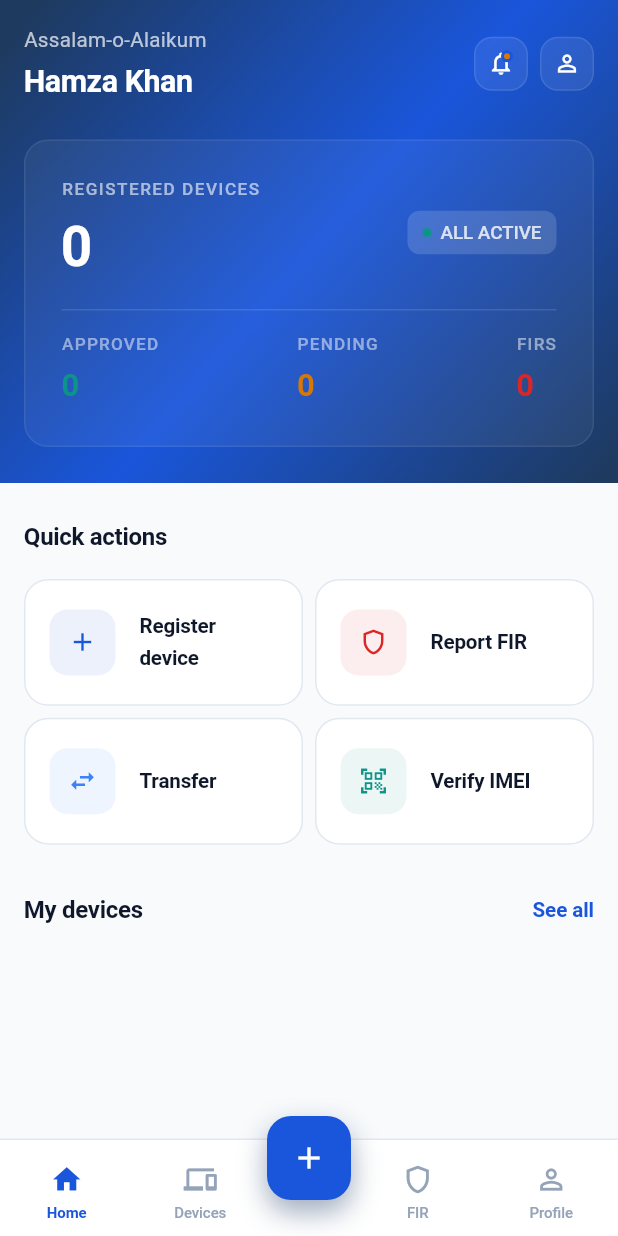
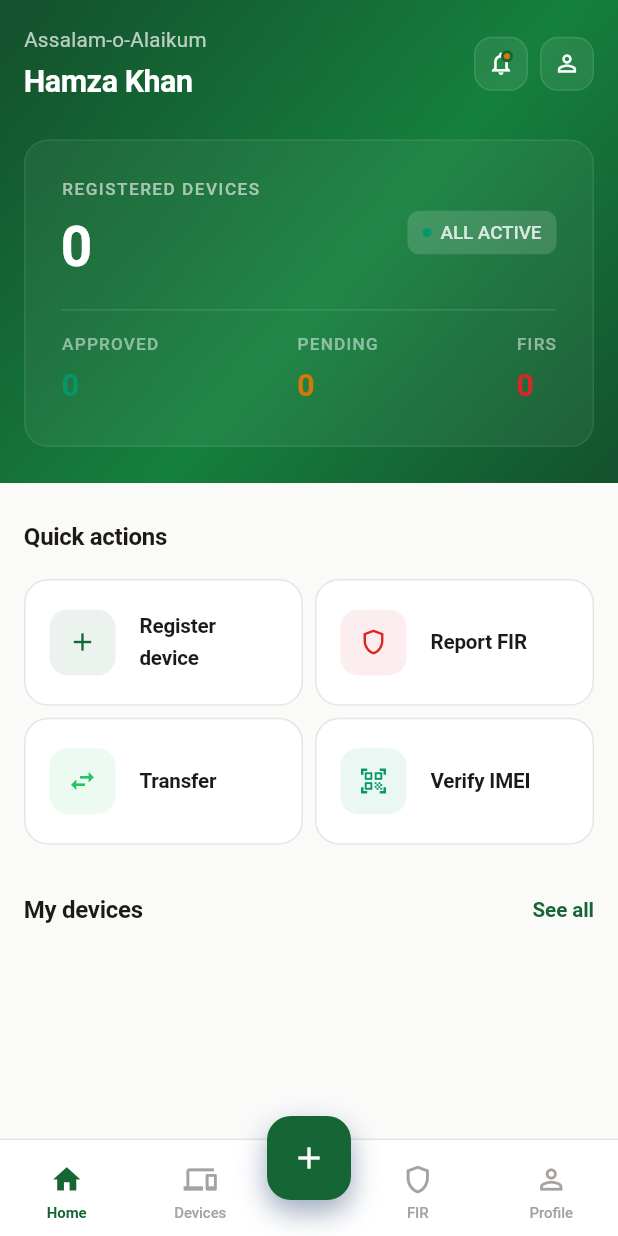
Before and after one commit to mun33b-exe/eDRMP, a Flutter app: the AppShellPage screen opened by its route, on a phone screen of 412 x 824 dp. Run offline on Flutter 3.47's test engine with Material 3 defaults, Android fonts, the phone set to English and light mode, and no system bars; our stand-ins replace connectivity_plus, firebase_core, firebase_messaging, flutter_riverpod, go_router, google_maps_flutter and 5 more; missing offline and left inert: mobile_scanner; accounts and stored records are empty.

Commit message:
redesign: Forest Green / Sage color palette
- Replace navy blue primary (#1A56DB) with forest green (#166534)
- Replace cold slate neutrals with warm stone tones (#FAFAF9, #1C1917, #57534E)
- Dark theme uses warm near-black (#0C0A09) with stone borders (#44403C)
- Dashboard hero gradient now deep forest green
- Success color updated to emerald (#059669)
- All accessibility ratios maintained at AA or better
- Zero hardcoded colors outside colors.dart

```diff
--- a/lib/features/dashboard/presentation/dashboard_page.dart
+++ b/lib/features/dashboard/presentation/dashboard_page.dart
@@ -129,10 +129,10 @@
         gradient: LinearGradient(
           begin: Alignment(-1, -0.8),
           end: Alignment(0.8, 1.2),
-          stops: [0.0, 0.5, 1.0],
+          stops: [0.0, 0.55, 1.0],
           colors: [
             AppColors.primaryDark,
-            AppColors.primary,
+            AppColors.primaryMid,
             AppColors.primaryDark,
           ],
         ),
--- a/lib/theme/colors.dart
+++ b/lib/theme/colors.dart
@@ -1,50 +1,53 @@
 // =============================================================
 // eDRMP — colors.dart
 // Electronic Device Registration & Monitoring Portal (Pakistan)
-// Design.md Section 2.1 — Core Design System Color Palette
+// Design System — Forest Green / Sage Palette
 // =============================================================
 
 import 'package:flutter/material.dart';
 
-/// AppColors — Design.md Section 2.1 Color Palette
+/// AppColors — Forest Green / Warm Sage Palette
 ///
-/// Primary: Blue (#0066CC) — Trust & Authority
-/// Secondary: Green (#10B981) — Success & Verification
-/// Alert: Red (#EF4444) — Warnings & Rejections
-/// Warning: Orange (#F97316) — Pending & In-Progress
-/// Neutral: Grays — UI Foundation
+/// Primary: Forest Green (#166534) — Trust, Authority, Growth
+/// Secondary: Sage (#4ADE80) — Success & Verification
+/// Alert: Warm Red (#DC2626) — Warnings & Rejections
+/// Warning: Amber (#D97706) — Pending & In-Progress
+/// Neutral: Warm Stone — UI Foundation (cream-tinted grays)
 class AppColors {
   AppColors._();
 
   // -------------------------------------------------------------
-  // PRIMARY COLORS — Brand Blue (Trust & Authority)
+  // PRIMARY COLORS — Forest Green (Trust & Authority)
   // -------------------------------------------------------------
-  /// Primary Brand Blue — AppBar, primary buttons, active states
-  static const Color primary = Color(0xFF1A56DB);
+  /// Primary Forest Green — AppBar, primary buttons, active states
+  static const Color primary = Color(0xFF166534);
 
-  /// Darker primary — Pressed state, darker mode primary
-  static const Color primaryDark = Color(0xFF1E3A5F);
+  /// Darker primary — Pressed state, hero backgrounds
+  static const Color primaryDark = Color(0xFF14532D);
 
-  /// Accent primary — Slightly softer for secondary highlights
-  static const Color primaryAccent = Color(0xFF3B82F6);
+  /// Accent primary — Lighter green for secondary highlights
+  static const Color primaryAccent = Color(0xFF22C55E);
 
-  /// Soft primary background — Light blue surfaces
-  static const Color primarySoft = Color(0xFFEFF6FF);
+  /// Mid-tone primary — Hero gradient mid-point
+  static const Color primaryMid = Color(0xFF15803D);
+
+  /// Soft primary background — Very light sage wash
+  static const Color primarySoft = Color(0xFFF0FDF4);
 
   // -------------------------------------------------------------
-  // SECONDARY COLORS — Green (Success & Verification)
+  // SECONDARY COLORS — Emerald (Success & Verification)
   // -------------------------------------------------------------
-  /// Success green — Approval states, checkmarks, verified badges
-  static const Color success = Color(0xFF0D9488);
+  /// Success emerald — Approval states, checkmarks, verified badges
+  static const Color success = Color(0xFF059669);
 
-  /// Darker success — Pressed state, darker backgrounds
-  static const Color successDark = Color(0xFF0F766E);
+  /// Darker success — Pressed state
+  static const Color successDark = Color(0xFF047857);
 
   /// Soft success background
-  static const Color successSoft = Color(0xFFF0FDFA);
+  static const Color successSoft = Color(0xFFECFDF5);
 
   // -------------------------------------------------------------
-  // ALERT COLORS — Red (Warnings & Rejections)
+  // ALERT COLORS — Warm Red (Warnings & Rejections)
   // -------------------------------------------------------------
   /// Error red — Errors, warnings, rejection states
   static const Color error = Color(0xFFDC2626);
@@ -56,9 +59,9 @@
   static const Color errorSoft = Color(0xFFFEF2F2);
 
   // -------------------------------------------------------------
-  // WARNING COLORS — Orange (Pending & In-Progress)
+  // WARNING COLORS — Amber (Pending & In-Progress)
   // -------------------------------------------------------------
-  /// Warning orange — Pending status, in-progress indicators
+  /// Warning amber — Pending status, in-progress indicators
   static const Color warning = Color(0xFFD97706);
 
   /// Darker warning — Pressed state
@@ -68,64 +71,64 @@
   static const Color warningSoft = Color(0xFFFFFBEB);
 
   // -------------------------------------------------------------
-  // NEUTRAL GRAY — UI Foundation (Light Theme)
+  // NEUTRAL STONE — Warm UI Foundation (Light Theme)
   // -------------------------------------------------------------
-  /// Page backgrounds, light surfaces
-  static const Color background = Color(0xFFF8FAFC);
+  /// Page backgrounds — warm off-white
+  static const Color background = Color(0xFFFAFAF9);
 
-  /// Cards, elevated surfaces
+  /// Cards, elevated surfaces — pure white
   static const Color surface = Color(0xFFFFFFFF);
 
   /// Card background
   static const Color card = Color(0xFFFFFFFF);
 
-  /// Input field backgrounds
-  static const Color inputFill = Color(0xFFF8FAFC);
+  /// Input field backgrounds — warm stone
+  static const Color inputFill = Color(0xFFFAFAF9);
 
-  /// Body text, primary labels
-  static const Color textPrimary = Color(0xFF0F172A);
+  /// Body text — warm charcoal
+  static const Color textPrimary = Color(0xFF1C1917);
 
-  /// Secondary labels, hints, timestamps
-  static const Color textSecondary = Color(0xFF475569);
+  /// Secondary labels — warm gray
+  static const Color textSecondary = Color(0xFF57534E);
 
-  /// Disabled states, very light labels
-  static const Color textTertiary = Color(0xFF94A3B8);
+  /// Disabled states — stone
+  static const Color textTertiary = Color(0xFFA8A29E);
 
   /// White text — for dark backgrounds
   static const Color textInverse = Color(0xFFFFFFFF);
 
-  /// Subtle dividers, input borders
-  static const Color border = Color(0xFFE2E8F0);
+  /// Subtle dividers, input borders — warm stone
+  static const Color border = Color(0xFFE7E5E4);
 
-  /// More prominent borders, focused inputs
-  static const Color borderStrong = Color(0xFFCBD5E1);
+  /// More prominent borders
+  static const Color borderStrong = Color(0xFFD6D3D1);
 
   /// Divider color
-  static const Color divider = Color(0xFFE2E8F0);
+  static const Color divider = Color(0xFFE7E5E4);
 
   // -------------------------------------------------------------
-  // DARK THEME — Surfaces & Structure
+  // DARK THEME — Surfaces & Structure (warm dark)
   // -------------------------------------------------------------
-  /// Page background (dark)
-  static const Color darkBackground = Color(0xFF0C1222);
+  /// Page background (dark) — warm near-black
+  static const Color darkBackground = Color(0xFF0C0A09);
 
   /// Cards, elevated surfaces (dark)
-  static const Color darkSurface = Color(0xFF162032);
+  static const Color darkSurface = Color(0xFF1C1917);
 
   /// Higher elevation surfaces (dark)
-  static const Color darkSurfaceElevated = Color(0xFF1E2D45);
+  static const Color darkSurfaceElevated = Color(0xFF292524);
 
   /// Primary text on dark
-  static const Color darkTextPrimary = Color(0xFFE2E8F0);
+  static const Color darkTextPrimary = Color(0xFFFAFAF9);
 
   /// Secondary text on dark
-  static const Color darkTextSecondary = Color(0xFF94A3B8);
+  static const Color darkTextSecondary = Color(0xFFA8A29E);
 
   /// Tertiary text on dark
-  static const Color darkTextTertiary = Color(0xFF64748B);
+  static const Color darkTextTertiary = Color(0xFF78716C);
 
-  /// Borders on dark
-  static const Color darkBorder = Color(0xFF2D3F56);
+  /// Borders on dark — warm stone
+  static const Color darkBorder = Color(0xFF44403C);
 
   // -------------------------------------------------------------
   // DOMAIN STATUS — eDRMP Application/Device States
@@ -134,25 +137,25 @@
   static const Color pending = Color(0xFFD97706);
 
   /// Approved status — emerald
-  static const Color approved = Color(0xFF0D9488);
+  static const Color approved = Color(0xFF059669);
 
   /// Rejected status — red
   static const Color rejected = Color(0xFFDC2626);
 
   /// Verified status — teal
-  static const Color verified = Color(0xFF0E7490);
+  static const Color verified = Color(0xFF0D9488);
 
   /// Blocked status — deep red
   static const Color blocked = Color(0xFF991B1B);
 
   /// Active status — alias of approved
-  static const Color active = Color(0xFF0D9488);
+  static const Color active = Color(0xFF059669);
 
   // Soft/tint variants for badge backgrounds
   static const Color pendingBg = Color(0xFFFFFBEB);
-  static const Color approvedBg = Color(0xFFF0FDFA);
+  static const Color approvedBg = Color(0xFFECFDF5);
   static const Color rejectedBg = Color(0xFFFEF2F2);
-  static const Color verifiedBg = Color(0xFFECFDF5);
+  static const Color verifiedBg = Color(0xFFF0FDFA);
   static const Color blockedBg = Color(0xFFFEF2F2);
 
   // -------------------------------------------------------------
@@ -161,7 +164,7 @@
   static const Color buttonPrimary = primary;
   static const Color buttonPrimaryPressed = primaryDark;
   static const Color buttonSecondary = surface;
-  static const Color buttonDisabled = Color(0xFFE5E7EB);
+  static const Color buttonDisabled = Color(0xFFD6D3D1);
   static const Color buttonDanger = error;
   static const Color buttonSuccess = success;
   static const Color buttonTextLight = Color(0xFFFFFFFF);
@@ -189,45 +192,46 @@
   static const Color darkTimelineLine = darkBorder;
   static const Color timelineDone = success;
   static const Color timelineActive = primary;
-  static const Color timelinePending = Color(0xFF94A3B8);
+  static const Color timelinePending = Color(0xFFA8A29E);
   static const Color timelineRejected = rejected;
 
   // -------------------------------------------------------------
   // SHADOWS & ELEVATION
   // -------------------------------------------------------------
-  /// Elevation 1 shadow color — blue-tinted for depth
-  static const Color shadowLight = Color(0x0A0F172A);
+  /// Elevation 1 — warm shadow
+  static const Color shadowLight = Color(0x0A1C1917);
 
-  /// Elevation 2 shadow color — blue-tinted for depth
-  static const Color shadowMedium = Color(0x140F172A);
+  /// Elevation 2 — warm shadow
+  static const Color shadowMedium = Color(0x141C1917);
 
-  /// Elevation 3 shadow color — blue-tinted for depth
-  static const Color shadowHeavy = Color(0x1F0F172A);
+  /// Elevation 3 — warm shadow
+  static const Color shadowHeavy = Color(0x1F1C1917);
 
   // -------------------------------------------------------------
   // SKELETON / SHIMMER
   // -------------------------------------------------------------
-  static const Color shimmerBase = Color(0xFFE2E8F0);
-  static const Color shimmerHighlight = Color(0xFFF1F5F9);
-  static const Color darkShimmerBase = Color(0xFF1E2D45);
-  static const Color darkShimmerHighlight = Color(0xFF2D3F56);
+  static const Color shimmerBase = Color(0xFFE7E5E4);
+  static const Color shimmerHighlight = Color(0xFFF5F5F4);
+  static const Color darkShimmerBase = Color(0xFF292524);
+  static const Color darkShimmerHighlight = Color(0xFF44403C);
 
   // -------------------------------------------------------------
   // MAP — Risk Heat Zones
   // -------------------------------------------------------------
-  static const Color lowRiskZone = Color(0xFF0D9488);
+  static const Color lowRiskZone = Color(0xFF059669);
   static const Color mediumRiskZone = Color(0xFFD97706);
   static const Color highRiskZone = Color(0xFFB91C1C);
 
   // -------------------------------------------------------------
-  // ACCESSIBILITY NOTES (Design.md Appendix A)
+  // ACCESSIBILITY NOTES
   // -------------------------------------------------------------
-  // - primary (#1A56DB) on white → 7.5:1 (AAA)
-  // - success (#0D9488) on white → 4.6:1 (AA)
+  // - primary (#166534) on white → 8.2:1 (AAA)
+  // - success (#059669) on white → 4.6:1 (AA)
   // - error (#DC2626) on white → 4.6:1 (AA)
   // - warning (#D97706) on white → 4.2:1 (AA-large)
-  // - textSecondary (#475569) on background → 7:1 (AAA)
-  // - textTertiary (#94A3B8) on background → 3.5:1 (AA-large)
-  // - On dark: darkTextPrimary on darkBackground → 13:1 (AAA)
+  // - textPrimary (#1C1917) on background (#FAFAF9) → 17:1 (AAA)
+  // - textSecondary (#57534E) on background → 6.5:1 (AAA)
+  // - textTertiary (#A8A29E) on background → 2.7:1 (AA-large)
+  // - On dark: darkTextPrimary (#FAFAF9) on darkBg (#0C0A09) → 19:1 (AAA)
   // =============================================================
 }
```
